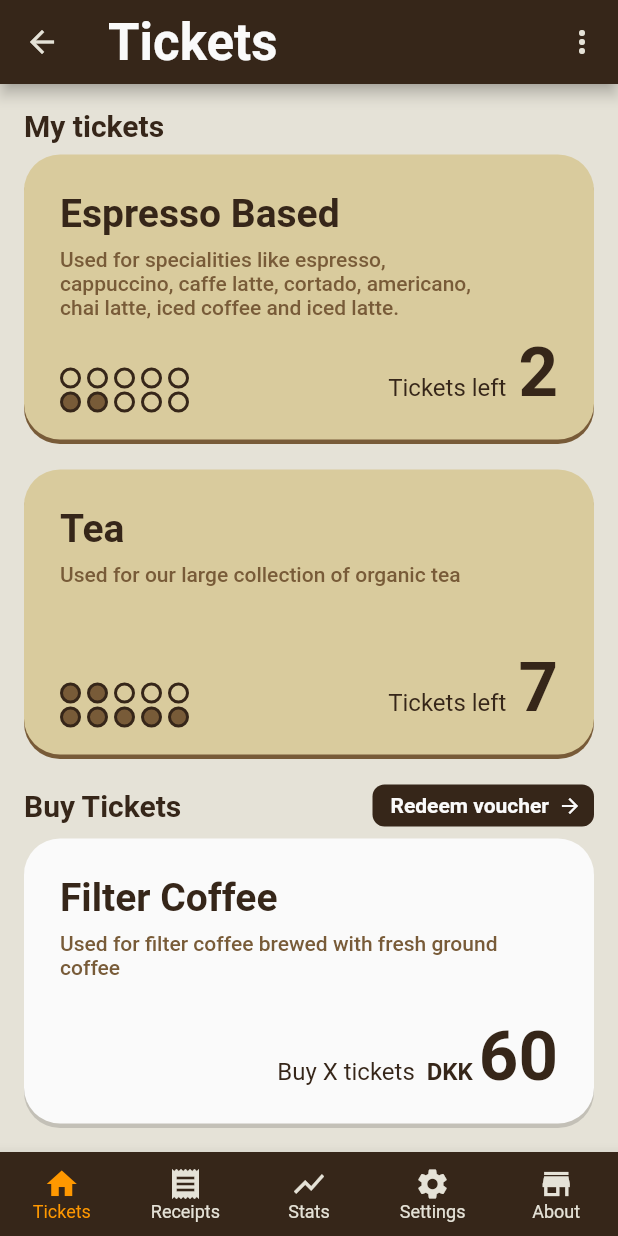
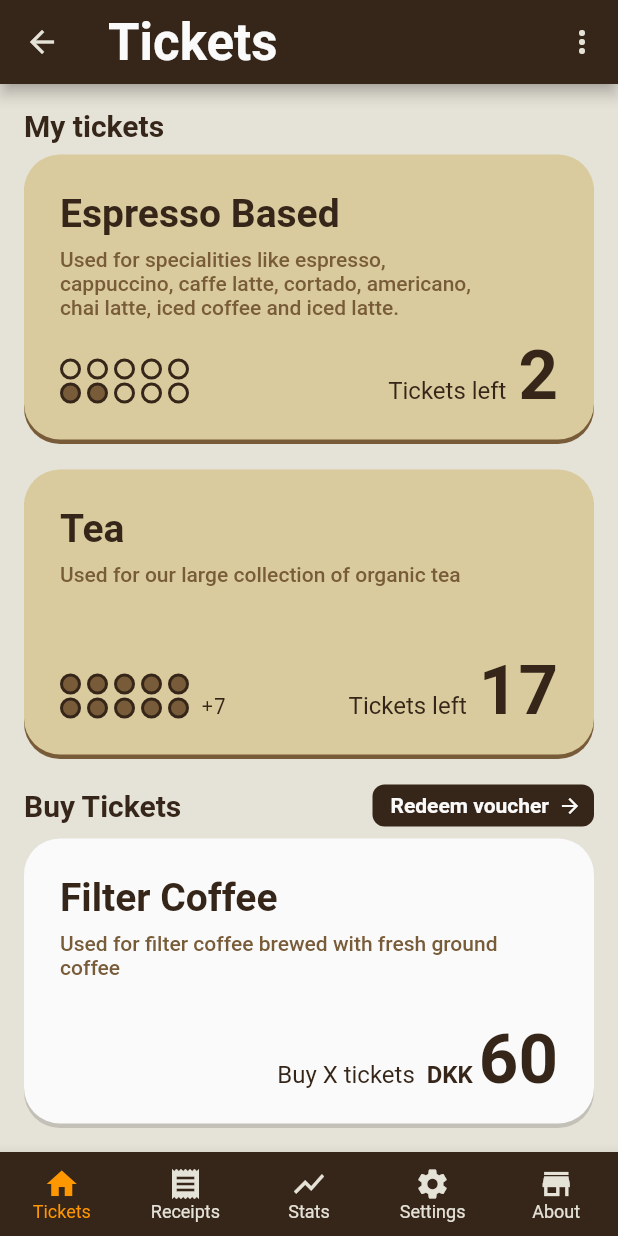
Before and after one commit to AnalogIO/flutter-prototype, a Flutter app: the HomePage screen opened by its route, on a phone screen of 412 x 824 dp. Run offline on Flutter 3.47's test engine with Material 2 defaults, Android fonts, the phone set to English and light mode, and no system bars.

Commit message:
improve tickets

```diff
--- a/lib/components/tickets/ticket.dart
+++ b/lib/components/tickets/ticket.dart
@@ -1,6 +1,6 @@
-import 'package:analog_app/components/tickets/ticket_dots.dart';
 import 'package:flutter/material.dart';
 import 'package:analog_app/utils/colors.dart';
+import 'package:analog_app/components/tickets/ticket_dots.dart';
 
 class Ticket extends StatefulWidget {
   final String title;
@@ -39,6 +39,8 @@ class _TicketState extends State<Ticket> {
             padding: EdgeInsets.only(top: 8, right: 40),
             child: Text(
               widget.desc,
+              maxLines: 3,
+              overflow: TextOverflow.ellipsis,
               style: TextStyle(
                 color: AppColors.coffeeLighter,
                 fontSize: 14,
@@ -46,12 +48,12 @@ class _TicketState extends State<Ticket> {
               ),
             ),
           ),
-          Expanded(child: Container()),
+          Expanded(child: Container()), // Pushes TicketFooter to bottom
           TicketFooter(owned, widget.ownedAmount)
         ],
       ),
       margin: EdgeInsets.only(bottom: 20),
-      padding: EdgeInsets.fromLTRB(24, 24, 24, 18),
+      padding: EdgeInsets.fromLTRB(24, 24, 24, 16),
       decoration: BoxDecoration(
         color: (owned)
           ? AppColors.creamDarker
@@ -85,6 +87,7 @@ class TicketFooter extends StatelessWidget {
       crossAxisAlignment: CrossAxisAlignment.end,
       children: <Widget>[
         Container(
+          padding: EdgeInsets.only(bottom: 8),
           child: (owned)
             ? TicketDots(amountOwned: ownedAmount)
             : null
--- a/lib/components/tickets/ticket_dots.dart
+++ b/lib/components/tickets/ticket_dots.dart
@@ -13,7 +13,10 @@ class TicketDots extends StatelessWidget {
 
   @override
   Widget build(BuildContext context) {
-    return Container(
+    return Row(
+      crossAxisAlignment: CrossAxisAlignment.end,
+      children: <Widget>[
+        Container(
           width: 86,
           height: 30,
           child: Wrap(
@@ -37,6 +40,23 @@ class TicketDots extends StatelessWidget {
               );
             }),
           ),
+        ),
+        Visibility(
+          visible: (amountOwned > 10),
+          child: Padding(
+            padding: EdgeInsets.only(left: 8),
+            child: Text(
+              "+" + (amountOwned - 10).toString(),
+              style: TextStyle(
+                color: AppColors.coffee,
+                fontFamily: "monospace",
+                fontSize: 14,
+                fontWeight: FontWeight.w500
+              )
+            ),
+          ),
+        )
+      ],
     );
   }
 }
--- a/lib/pages/tickets_page.dart
+++ b/lib/pages/tickets_page.dart
@@ -42,7 +42,7 @@ class TicketsPage extends StatelessWidget {
         Ticket(
           ALL_TICKETS['tea']['name'],
           ALL_TICKETS['tea']['desc'],
-          7
+          17
         ),
         SectionTitle(
           "Buy Tickets",
```
Lines whose indentation alone changed are shown as unchanged.
